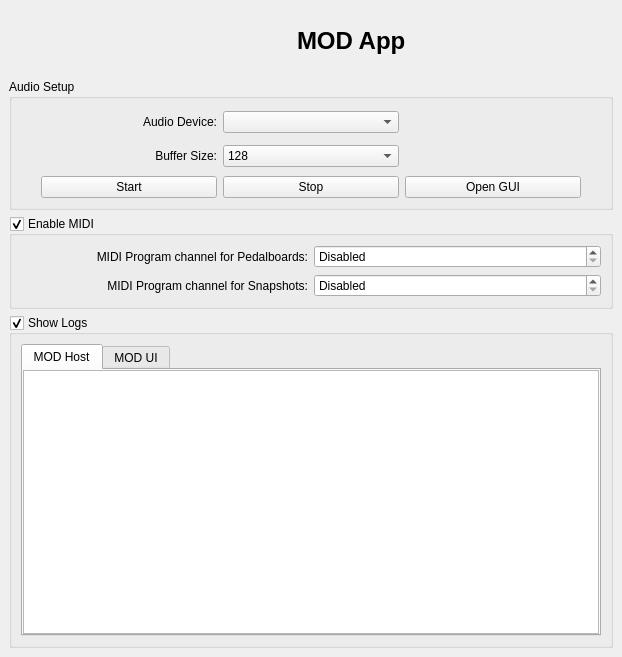
mod-audio/mod-desktop, file systray/mod-app.ui: the form before one commit.
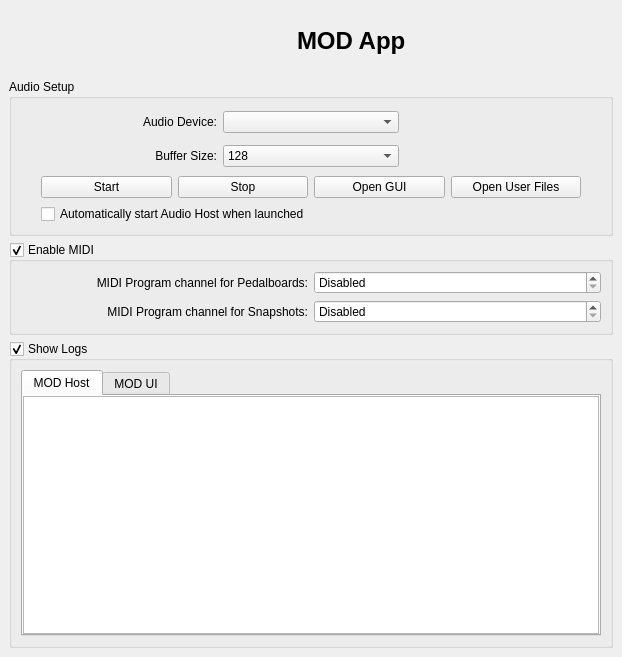
The form after the commit. Icons and pictures are not drawn.

The edit to the form file:
```diff
--- a/systray/mod-app.ui
+++ b/systray/mod-app.ui
@@ -287,6 +287,13 @@
            </property>
           </widget>
          </item>
+         <item>
+          <widget class="QPushButton" name="b_openuserfiles">
+           <property name="text">
+            <string>Open User Files</string>
+           </property>
+          </widget>
+         </item>
         </layout>
        </item>
        <item row="2" column="4">
@@ -305,6 +312,13 @@
          </property>
         </spacer>
        </item>
+       <item row="3" column="1" colspan="3">
+        <widget class="QCheckBox" name="cb_autostart">
+         <property name="text">
+          <string>Automatically start Audio Host when launched</string>
+         </property>
+        </widget>
+       </item>
       </layout>
      </widget>
     </item>
```
Left out of the diff: 178 changed lines with no effect on the pictures.
